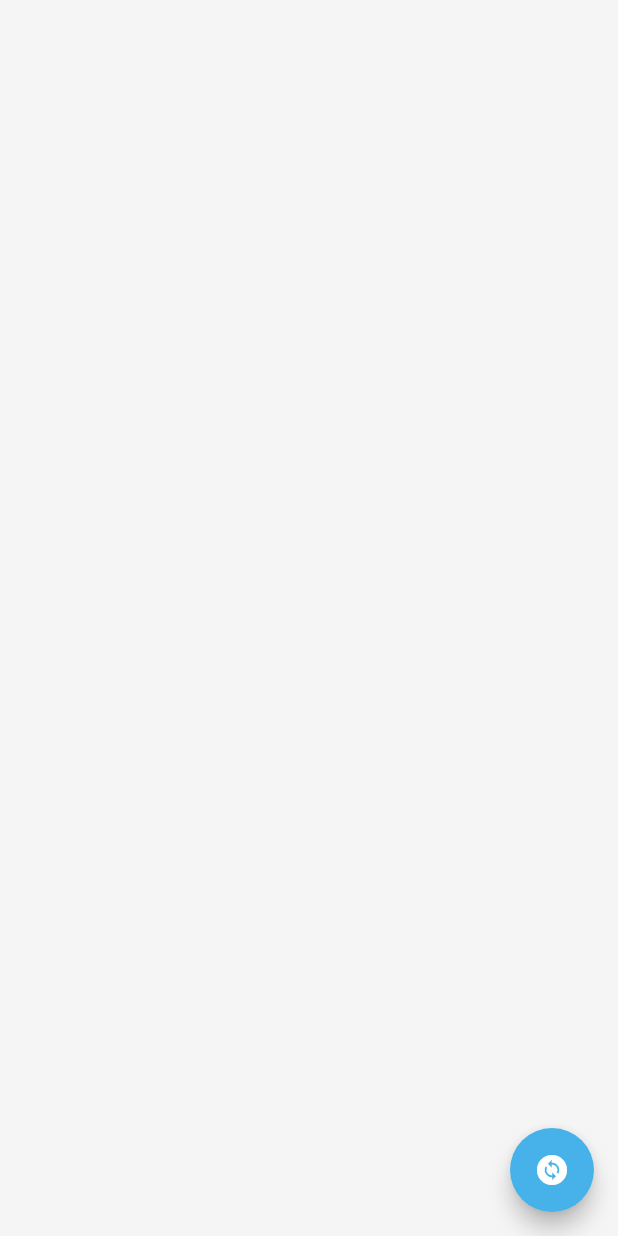
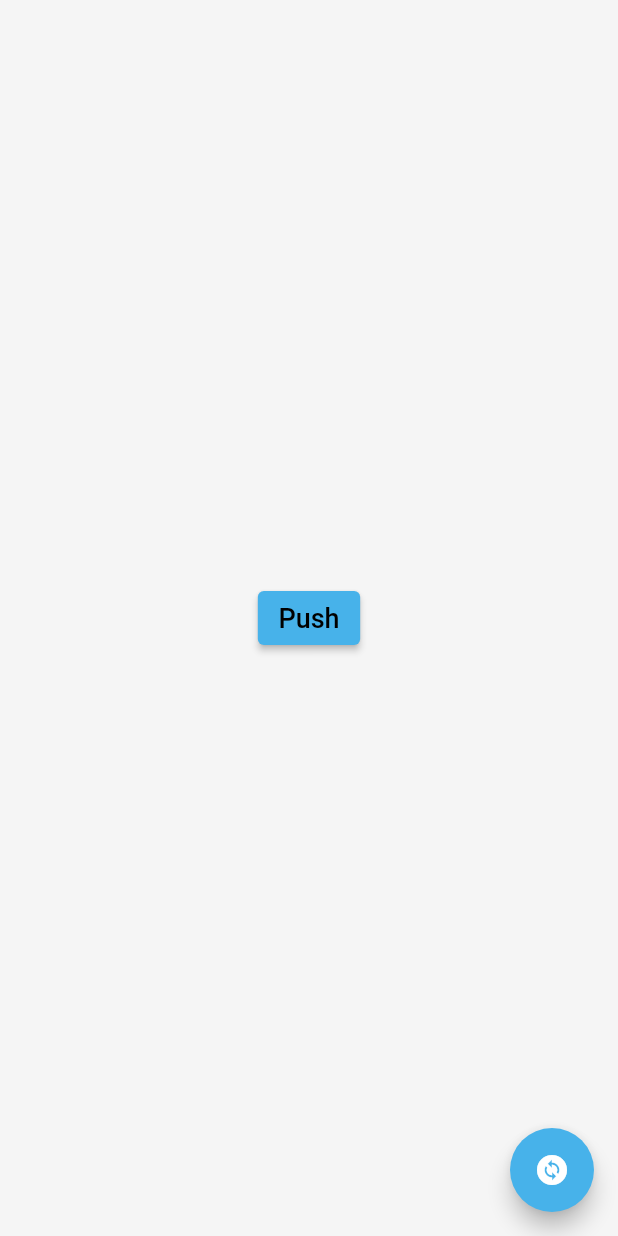
Before and after one commit to safauludogan/flutter-architecture-template, a Flutter app: the screen it shows after launch, on a phone screen of 412 x 824 dp. Run offline on Flutter 3.47's test engine with Material 2 defaults, Android fonts, the phone set to English and light mode, and no system bars; our stand-ins replace auto_route, bot_toast, connectivity_plus, dio, flutter_svg, get_it and 2 more; missing offline and left inert: vexana; Roboto replaces fonts that are missing (Montserrat).

```diff
--- a/lib/core/components/network/viewmodel/no_network_viewmodel.dart
+++ b/lib/core/components/network/viewmodel/no_network_viewmodel.dart
@@ -21,6 +21,12 @@ abstract class NoNetworkViewModel extends State<NoNetworkWidget>
     super.initState();
   }
 
+  @override
+  void dispose() {
+    networkChangeManager.dispose();
+    super.dispose();
+  }
+
   Future<void> checkConnectivityFirstTime() async {
     updateUI(await networkChangeManager.checkConnectivityFirstTime());
   }
--- /dev/null
+++ b/lib/core/init/lang/language_manager.dart
@@ -0,0 +1,15 @@
+import 'package:flutter/material.dart';
+
+class LanguageManager {
+  LanguageManager._();
+  static LanguageManager? _instance;
+  static LanguageManager get instance {
+    _instance ??= LanguageManager._();
+    return _instance!;
+  }
+
+  final enLocale = const Locale('en', 'US');
+  final trLocale = const Locale('tr', 'TR');
+
+  List<Locale> get supportedLocales => [enLocale, trLocale];
+}
--- /dev/null
+++ b/lib/core/init/locale/localization_manager.dart
@@ -0,0 +1,17 @@
+import 'package:flutter/material.dart';
+import 'package:flutter_localizations/flutter_localizations.dart';
+
+class LocalizationManager {
+  LocalizationManager._();
+  static LocalizationManager? _instance;
+  static LocalizationManager get instance {
+    _instance ??= LocalizationManager._();
+    return _instance!;
+  }
+
+  Iterable<LocalizationsDelegate<dynamic>> get localizationsDelegates => const [
+        GlobalMaterialLocalizations.delegate,
+        GlobalCupertinoLocalizations.delegate,
+        GlobalWidgetsLocalizations.delegate,
+      ];
+}
--- a/lib/features/splash/view/splash_view.dart
+++ b/lib/features/splash/view/splash_view.dart
@@ -1,9 +1,11 @@
 import 'package:flutter/material.dart';
 import 'package:flutter_architecture_template/core/constants/colors.dart';
+import 'package:flutter_architecture_template/core/init/main/main_init.dart';
 import 'package:provider/provider.dart';
 
 import '../../../core/init/toast/toast_service.dart';
 import '../../../product/manager/theme_manager.dart';
+import '../../../product/navigator/app_router.dart';
 
 class SplashView extends StatefulWidget {
   const SplashView({Key? key}) : super(key: key);
@@ -19,6 +21,12 @@ class _SplashViewState extends State<SplashView> with ToastService {
           onPressed: () => context.read<ThemeManager>().changeTheme(),
           child: Icon(Icons.change_circle, color: ColorConstants.whiteColor),
         ),
-        body: Container());
+        body: Center(
+          child: ElevatedButton(
+              onPressed: () {
+                getIt<AppRouter>().push(const HomeRoute());
+              },
+              child: const Text('Push')),
+        ));
   }
 }
--- a/lib/main.dart
+++ b/lib/main.dart
@@ -1,16 +1,17 @@
+import 'package:auto_route/auto_route.dart';
 import 'package:bot_toast/bot_toast.dart';
 import 'package:flutter/material.dart';
 import 'package:flutter_architecture_template/core/components/view/no_network_widget.dart';
-import 'package:flutter_architecture_template/core/init/cache/locale_manager.dart';
+import 'package:flutter_architecture_template/core/init/lang/language_manager.dart';
+import 'package:flutter_architecture_template/core/init/locale/localization_manager.dart';
+import 'package:flutter_architecture_template/core/init/main/main_init.dart';
 import 'package:flutter_architecture_template/product/navigator/navigation_service.dart';
-import 'package:flutter_localizations/flutter_localizations.dart';
 import 'package:provider/provider.dart';
 import 'product/manager/theme_manager.dart';
 import 'product/navigator/app_router.dart';
 
 Future<void> main() async {
-  WidgetsFlutterBinding.ensureInitialized();
-  await LocaleManager.instance.init();
+  await MainInit.init();
   runApp(
     MultiProvider(providers: [
       ChangeNotifierProvider<ThemeManager>(create: (_) => ThemeManager.instance)
@@ -19,23 +20,18 @@ Future<void> main() async {
 }
 
 class MyApp extends StatelessWidget {
-  final _appRouter = AppRouter();
   final botToastBuilder = BotToastInit();
 
   MyApp({Key? key}) : super(key: key);
 
   @override
   Widget build(BuildContext context) {
+    final router = getIt<AppRouter>();
     return MaterialApp.router(
       theme: context.watch<ThemeManager>().getThemeData,
-      routerDelegate: _appRouter.delegate(),
-      routeInformationParser: _appRouter.defaultRouteParser(),
+      routerDelegate: AutoRouterDelegate(router),
+      routeInformationParser: router.defaultRouteParser(),
       debugShowCheckedModeBanner: false,
-      localizationsDelegates: const [
-        GlobalMaterialLocalizations.delegate,
-        GlobalCupertinoLocalizations.delegate,
-        GlobalWidgetsLocalizations.delegate,
-      ],
       builder: (context, child) {
         child = botToastBuilder(context, child);
         return Column(
@@ -43,8 +39,10 @@ class MyApp extends StatelessWidget {
         );
       },
       key: GlobalKeyContext.navigatorKey,
-      supportedLocales: const [Locale('tr')],
-      locale: const Locale('tr'),
+      localizationsDelegates:
+          LocalizationManager.instance.localizationsDelegates,
+      supportedLocales: LanguageManager.instance.supportedLocales,
+      locale: LanguageManager.instance.trLocale,
     );
   }
 }
--- a/lib/product/navigator/app_router.dart
+++ b/lib/product/navigator/app_router.dart
@@ -1,12 +1,14 @@
 import 'package:flutter/material.dart';
 import 'package:auto_route/auto_route.dart';
+import '../../features/home/view/home_view.dart';
 import '../../features/splash/view/splash_view.dart';
 part 'app_router.gr.dart';
 
 @MaterialAutoRouter(
   replaceInRouteName: 'View,Route',
   routes: <AutoRoute>[
-    AutoRoute(page: SplashView, path: 'splashView', initial: true)
+    AutoRoute(page: SplashView, path: 'splashView', initial: true),
+    AutoRoute(page: HomeView, path: 'homeView')
   ],
 )
 class AppRouter extends _$AppRouter {}
--- a/pubspec.yaml
+++ b/pubspec.yaml
@@ -32,6 +32,7 @@ dependencies:
   vexana: ^2.8.1
   shared_preferences: ^2.0.17
   bot_toast: ^4.0.3
+  get_it: ^7.2.0
 
 dev_dependencies:
   flutter_test:
```
Also changed, not shown: lib/core/init/main/main_init.dart (added, +16 -0 lines), lib/core/init/utils/network/network_change_manager.dart (+15 -3 lines), lib/features/home/view/home_view.dart (added, +14 -0 lines), lib/product/navigator/app_router.gr.dart, pubspec.lock.
